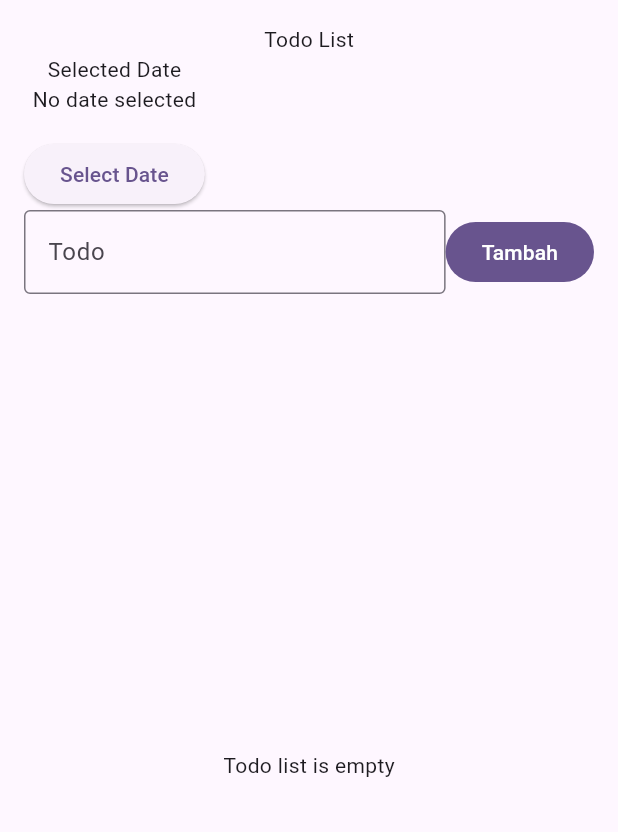
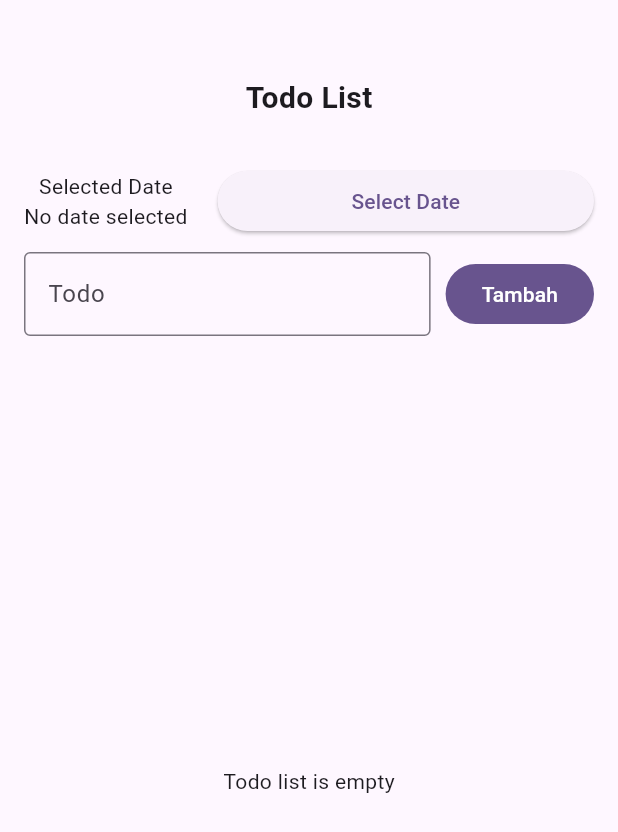
Before and after one commit to nrismawardah/145_TodoBloc, a Flutter app: the screen it shows after launch, on a phone screen of 412 x 824 dp. Shown: the top 832 px of the screen. Run offline on Flutter 3.47's test engine with Material 3 defaults, Android fonts, the phone set to English and light mode, and no system bars; our stand-ins replace bloc, flutter_bloc.

Commit message:
Memperbarui tampilan

```diff
--- a/lib/presentation/todo_page.dart
+++ b/lib/presentation/todo_page.dart
@@ -14,9 +14,16 @@ class TodoPage extends StatelessWidget {
         child: Padding(
           padding: EdgeInsets.all(16.0),
           child: Column(
+            spacing: 10,
             children: [
-              Text('Todo List'),
+              SizedBox(height: 25.0),
+              Text(
+                'Todo List',
+                style: TextStyle(fontSize: 20, fontWeight: FontWeight.bold),
+              ),
+              SizedBox(height: 10.0),
               Row(
+                spacing: 10,
                 children: [
                   Column(
                     children: [
@@ -33,8 +40,11 @@ class TodoPage extends StatelessWidget {
                           return Text('No date selected');
                         },
                       ),
+                    ],
+                  ),
                   SizedBox(height: 16.0),
-                      ElevatedButton(
+                  Expanded(
+                    child: ElevatedButton(
                       onPressed: () {
                         showDatePicker(
                           context: context,
@@ -51,13 +61,13 @@ class TodoPage extends StatelessWidget {
                       },
                       child: Text('Select Date'),
                     ),
-                    ],
                   ),
                 ],
               ),
               Form(
                 key: _key,
                 child: Row(
+                  spacing: 10,
                   children: [
                     Expanded(
                       child: TextFormField(
@@ -77,8 +87,7 @@ class TodoPage extends StatelessWidget {
                     FilledButton(
                       onPressed: () {
                         if (_key.currentState!.validate()) {
-                          final selectedDate =
-                              context.read<TodoBloc>().state;
+                          final selectedDate = context.read<TodoBloc>().state;
                           if (selectedDate is TodoLoaded) {
                             context.read<TodoBloc>().add(
                               TodoEventAdd(
@@ -96,7 +105,6 @@ class TodoPage extends StatelessWidget {
                   ],
                 ),
               ),
-              SizedBox(height: 16.0),
               Expanded(
                 child: BlocBuilder<TodoBloc, TodoState>(
                   builder: (context, state) {
@@ -141,7 +149,8 @@ class TodoPage extends StatelessWidget {
                                           ? 'Completed'
                                           : 'Not Completed',
                                       style: TextStyle(
-                                        color: todo.isCompleted
+                                        color:
+                                            todo.isCompleted
                                                 ? Colors.green
                                                 : Colors.red,
                                       ),
```
Lines whose indentation alone changed are shown as unchanged.
